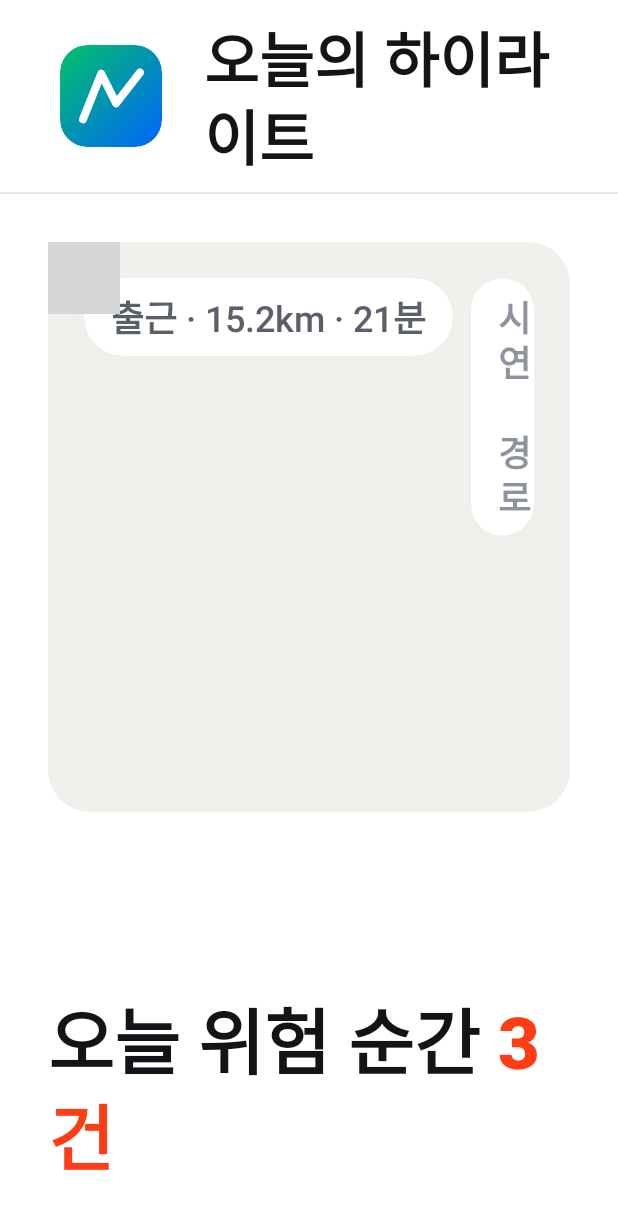
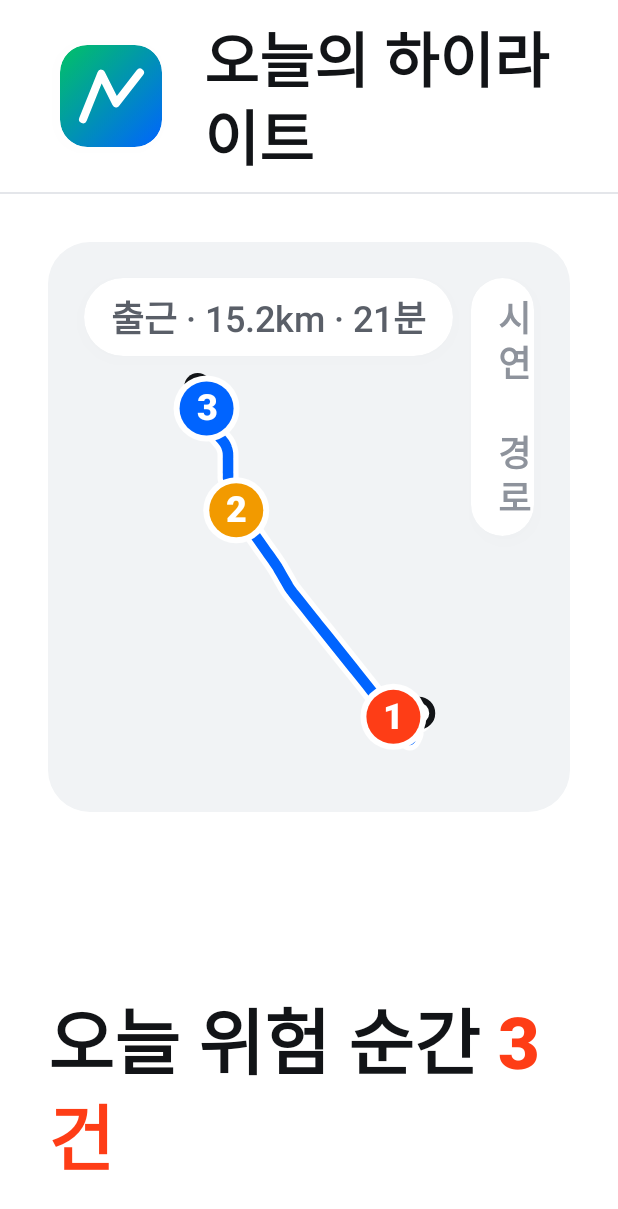
Before and after one commit to myroad-lab/myroad-coach-pleos, an Android app built with Jetpack Compose: the screen it shows after launch (MainActivity), on a phone screen of 412 x 824 dp. Shown: the top 1209 px of the screen. Run offline under Robolectric (Android 15) with nearby library versions, the phone set to English and light mode, and no system bars; libraries missing offline, so code that uses them is left out: ai.pleos.playground, android.speech.tts; 19 statements that could not run were skipped; grey boxes are pictures that could not be loaded.

Commit message:
Draw highlight route from coordinates without an internet map
Remove the MapLibre map and internet permission. Draw the highlight
route offline from recorded coordinates so it keeps the real road
shape, snap each risk marker onto the route line, drop the decorative
blocks, and place markers evenly along a default curve when a trip has
no location data.

Co-Authored-By: Claude Opus 5.5 <noreply@anthropic.com>
Claude-Session: https://claude.ai/code/session_013EYtKXvMT8UcWWo7ybVvYk

```diff
--- a/app/build.gradle.kts
+++ b/app/build.gradle.kts
@@ -60,9 +60,6 @@ dependencies {
     implementation("androidx.lifecycle:lifecycle-viewmodel-compose:2.8.6")
     implementation("org.jetbrains.kotlinx:kotlinx-coroutines-android:1.8.1")
 
-    // 하이라이트 지도: MapLibre (오픈소스) + OpenFreeMap 지도 타일 (API 키 불필요)
-    implementation("org.maplibre.gl:android-sdk:11.8.8")
-
     // 판단 로직(CoachEngine) 단위 테스트: ./gradlew test
     testImplementation("org.jetbrains.kotlin:kotlin-test-junit:2.0.21")
     testImplementation("org.jetbrains.kotlinx:kotlinx-coroutines-test:1.8.1")
--- a/app/src/main/AndroidManifest.xml
+++ b/app/src/main/AndroidManifest.xml
@@ -12,9 +12,6 @@
     <uses-permission android:name="pleos.car.permission.CAR_LIGHTS" />
     <!-- NaviHelper SDK: TBT / 주의 구간 / 단속 카메라 정보 -->
     <uses-permission android:name="pleos.car.permission.NAVI_ROUTE" />
-    <!-- 하이라이트 지도 타일(OpenStreetMap 기반 OpenFreeMap) 불러오기 -->
-    <uses-permission android:name="android.permission.INTERNET" />
-    <uses-permission android:name="android.permission.ACCESS_NETWORK_STATE" />
     <!-- FusedLocation SDK -->
     <uses-permission android:name="pleos.car.permission.FUSED_LOCATION" />
     <!-- TextToSpeech SDK -->
--- /dev/null
+++ b/app/src/main/java/com/myroad/coach/ui/RouteSketch.kt
@@ -0,0 +1,210 @@
+package com.myroad.coach.ui
+
+import androidx.compose.foundation.Canvas
+import androidx.compose.foundation.background
+import androidx.compose.foundation.layout.Arrangement
+import androidx.compose.foundation.layout.Box
+import androidx.compose.foundation.layout.BoxWithConstraints
+import androidx.compose.foundation.layout.Row
+import androidx.compose.foundation.layout.fillMaxSize
+import androidx.compose.foundation.layout.offset
+import androidx.compose.foundation.layout.padding
+import androidx.compose.foundation.layout.size
+import androidx.compose.foundation.shape.RoundedCornerShape
+import androidx.compose.material3.Text
+import androidx.compose.runtime.Composable
+import androidx.compose.ui.Alignment
+import androidx.compose.ui.Modifier
+import androidx.compose.ui.draw.clip
+import androidx.compose.ui.geometry.Offset
+import androidx.compose.ui.graphics.Color
+import androidx.compose.ui.graphics.Path
+import androidx.compose.ui.graphics.PathMeasure
+import androidx.compose.ui.graphics.StrokeCap
+import androidx.compose.ui.graphics.StrokeJoin
+import androidx.compose.ui.graphics.drawscope.Stroke
+import androidx.compose.ui.platform.LocalDensity
+import androidx.compose.ui.text.font.FontWeight
+import androidx.compose.ui.unit.IntOffset
+import androidx.compose.ui.unit.dp
+import com.myroad.coach.data.GeoPoint
+import com.myroad.coach.data.Judgement
+import com.myroad.coach.data.MomentKind
+import com.myroad.coach.data.RiskMoment
+import com.myroad.coach.engine.CoachUiState
+import kotlin.math.cos
+import kotlin.math.roundToInt
+
+/**
+ * 하이라이트 경로 그림.
+ * 기록된 위치 좌표가 있으면 실제 도로 모양 그대로(인터넷 없이 좌표만으로) 그리고,
+ * 위험 지점도 같은 좌표로 찍어 항상 경로 선 위에 놓이게 합니다.
+ * 좌표가 없으면 기본 곡선을 쓰고, 위험 지점을 선을 따라 일정한 간격으로 배치합니다.
+ */
+@Composable
+fun TripMapCard(state: CoachUiState, modifier: Modifier) {
+    val hasRoute = state.route.size >= 2
+    Box(modifier.clip(CardShape).background(SKETCH_BG)) {
+        RouteSketch(state.route, state.moments, Modifier.fillMaxSize())
+        Row(Modifier.padding(24.dp), horizontalArrangement = Arrangement.spacedBy(12.dp)) {
+            val pill = RoundedCornerShape(999.dp)
+            Chip(state.tripSummary, bg = Color.White, modifier = with(PleosShadow) { Modifier.level1(pill) })
+            when {
+                !hasRoute -> Chip("경로 예시", bg = Color.White, fg = PleosColor.text3, modifier = with(PleosShadow) { Modifier.level1(pill) })
+                state.highlightIsSample -> Chip("시연 경로", bg = Color.White, fg = PleosColor.text3, modifier = with(PleosShadow) { Modifier.level1(pill) })
+            }
+            if (state.moments.any { it.rainy }) {
+                Chip("우천", bg = Color.White, fg = PleosColor.positive, modifier = with(PleosShadow) { Modifier.level1(pill) })
+            }
+        }
+    }
+}
+
+private val SKETCH_BG = Color(0xFFF1F3F5)
+private const val MARKER_RADIUS_DP = 18f
+
+private fun momentColor(m: RiskMoment): Color = when {
+    m.judgement == Judgement.EXCLUDED_BY_DRIVER -> PleosColor.text4
+    m.kind == MomentKind.HARD_BRAKE || m.kind == MomentKind.LATE_BRAKE -> PleosColor.negative
+    m.kind == MomentKind.NO_SIGNAL -> PleosColor.caution
+    m.kind == MomentKind.SPEEDING -> PleosColor.positive
+    else -> PleosColor.autonomous
+}
+
+/** 그림 안 픽셀 좌표로 변환된 경로와 위험 지점 */
+private class SketchLayout(val path: List<Offset>, val markers: List<Offset>)
+
+@Composable
+private fun RouteSketch(route: List<GeoPoint>, moments: List<RiskMoment>, modifier: Modifier) {
+    BoxWithConstraints(modifier) {
+        val density = LocalDensity.current
+        val w = constraints.maxWidth.toFloat()
+        val h = constraints.maxHeight.toFloat()
+        // 위쪽 칩 영역(약 90dp)과 가장자리 여백을 비우고 그림
+        val pad = with(density) { 48.dp.toPx() }
+        val top = with(density) { 96.dp.toPx() }
+        val layout = layoutSketch(route, moments, left = pad, top = top, right = w - pad, bottom = h - pad)
+
+        val casing = with(density) { 14.dp.toPx() }
+        val line = with(density) { 7.dp.toPx() }
+        val endR = with(density) { 9.dp.toPx() }
+        val markerR = with(density) { MARKER_RADIUS_DP.dp.toPx() }
+        val ring = with(density) { 4.dp.toPx() }
+
+        Canvas(Modifier.fillMaxSize()) {
+            if (layout.path.size >= 2) {
+                val p = Path()
+                p.moveTo(layout.path.first().x, layout.path.first().y)
+                layout.path.drop(1).forEach { p.lineTo(it.x, it.y) }
+                drawPath(p, Color.White, style = Stroke(width = casing, cap = StrokeCap.Round, join = StrokeJoin.Round))
+                drawPath(p, PleosColor.positive, style = Stroke(width = line, cap = StrokeCap.Round, join = StrokeJoin.Round))
+                // 출발(흰 원) · 도착(검은 원)
+                drawCircle(Color.White, endR, layout.path.first())
+                drawCircle(PleosColor.text1, endR, layout.path.first(), style = Stroke(ring))
+                drawCircle(PleosColor.text1, endR, layout.path.last())
+            }
+            layout.markers.forEachIndexed { i, c ->
+                drawCircle(Color.White, markerR + ring, c)
+                drawCircle(momentColor(moments[i]), markerR, c)
+            }
+        }
+        // 번호 (원 중앙)
+        val box = with(density) { (MARKER_RADIUS_DP * 2).dp.toPx() }
+        layout.markers.forEachIndexed { i, c ->
+            Box(
+                Modifier
+                    .offset { IntOffset((c.x - box / 2).roundToInt(), (c.y - box / 2).roundToInt()) }
+                    .size((MARKER_RADIUS_DP * 2).dp),
+                contentAlignment = Alignment.Center,
+            ) {
+                Text("${i + 1}", style = PleosType.label.copy(color = Color.White, fontWeight = FontWeight.ExtraBold))
+            }
+        }
+    }
+}
+
+private fun layoutSketch(
+    route: List<GeoPoint>,
+    moments: List<RiskMoment>,
+    left: Float, top: Float, right: Float, bottom: Float,
+): SketchLayout {
+    val boxW = (right - left).coerceAtLeast(1f)
+    val boxH = (bottom - top).coerceAtLeast(1f)
+
+    if (route.size >= 2) {
+        // 위경도 → 평면 (경도는 위도에 따라 줄여서 실제 모양 유지), 비율을 지키며 상자에 맞춤
+        val all = route + moments.mapNotNull { m -> m.lat?.let { lat -> m.lng?.let { GeoPoint(lat, it) } } }
+        val midLat = Math.toRadians(all.map { it.lat }.average())
+        val k = cos(midLat)
+        val xs = all.map { it.lng * k }
+        val ys = all.map { it.lat }
+        val minX = xs.min(); val maxX = xs.max(); val minY = ys.min(); val maxY = ys.max()
+        val spanX = (maxX - minX).coerceAtLeast(1e-9)
+        val spanY = (maxY - minY).coerceAtLeast(1e-9)
+        val scale = minOf(boxW / spanX, boxH / spanY)
+        val offX = left + (boxW - spanX * scale) / 2
+        val offY = top + (boxH - spanY * scale) / 2
+        fun project(p: GeoPoint) = Offset(
+            (offX + (p.lng * k - minX) * scale).toFloat(),
+            (offY + (maxY - p.lat) * scale).toFloat(), // 북쪽이 위
+        )
+        val path = route.map(::project)
+        val markers = moments.mapIndexed { i, m ->
+            val lat = m.lat
+            val lng = m.lng
+            if (lat != null && lng != null) {
+                // 좌표가 있으면 경로 위 가장 가까운 점에 붙여 선 위에 정확히 놓이게 함
+                snapToPath(project(GeoPoint(lat, lng)), path)
+            } else {
+                pointAlong(path, (i + 1f) / (moments.size + 1f))
+            }
+        }
+        return SketchLayout(path, markers)
+    }
+
+    // 좌표가 없을 때: 왼쪽 아래 → 오른쪽 위로 이어지는 기본 곡선
+    val curve = Path().apply {
+        moveTo(left + boxW * 0.12f, top + boxH * 0.95f)
+        cubicTo(left + boxW * 0.20f, top + boxH * 0.70f, left + boxW * 0.30f, top + boxH * 0.62f, left + boxW * 0.45f, top + boxH * 0.52f)
+        cubicTo(left + boxW * 0.62f, top + boxH * 0.40f, left + boxW * 0.72f, top + boxH * 0.30f, left + boxW * 0.88f, top + boxH * 0.05f)
+    }
+    val measure = PathMeasure().apply { setPath(curve, false) }
+    val len = measure.length
+    val samples = (0..60).map { measure.getPosition(len * it / 60f) }
+    val markers = moments.indices.map { i -> measure.getPosition(len * (i + 1f) / (moments.size + 1f)) }
+    return SketchLayout(samples, markers)
+}
+
+/** 경로 선분들 중 가장 가까운 위치로 점을 옮김 */
+private fun snapToPath(p: Offset, path: List<Offset>): Offset {
+    var best = path.first()
+    var bestD = Float.MAX_VALUE
+    for (i in 0 until path.size - 1) {
+        val a = path[i]
+        val b = path[i + 1]
+        val ab = b - a
+        val len2 = ab.x * ab.x + ab.y * ab.y
+        val t = if (len2 == 0f) 0f else (((p - a).x * ab.x + (p - a).y * ab.y) / len2).coerceIn(0f, 1f)
+        val q = Offset(a.x + ab.x * t, a.y + ab.y * t)
+        val d = (q - p).getDistanceSquared()
+        if (d < bestD) {
+            bestD = d
+            best = q
+        }
+    }
+    return best
+}
+
+/** 경로 전체 길이 중 [fraction] 위치의 점 */
+private fun pointAlong(path: List<Offset>, fraction: Float): Offset {
+    val segs = (0 until path.size - 1).map { (path[it + 1] - path[it]).getDistance() }
+    var remain = segs.sum() * fraction.coerceIn(0f, 1f)
+    for (i in segs.indices) {
+        if (remain <= segs[i] || i == segs.lastIndex) {
+            val t = if (segs[i] == 0f) 0f else (remain / segs[i]).coerceIn(0f, 1f)
+            return path[i] + (path[i + 1] - path[i]) * t
+        }
+        remain -= segs[i]
+    }
+    return path.last()
+}
--- a/app/src/main/java/com/myroad/coach/ui/Screens.kt
+++ b/app/src/main/java/com/myroad/coach/ui/Screens.kt
@@ -158,82 +158,6 @@ private fun momentColor(kind: MomentKind) = when (kind) {
     MomentKind.NO_SIGNAL -> PleosColor.caution
     MomentKind.SPEEDING -> PleosColor.positive
     MomentKind.SHARP_STEER -> PleosColor.autonomous
-}
-
-@Composable
-private fun TripMapCard(state: CoachUiState, modifier: Modifier) {
-    val hasLocation = state.route.size >= 2 || state.moments.any { it.lat != null }
-    var mapFailed by remember { mutableStateOf(false) }
-    val useRealMap = hasLocation && !mapFailed
-    Box(modifier.clip(CardShape).background(Color(0xFFEEF1EC))) {
-        if (useRealMap) {
-            RealTripMap(
-                route = state.route,
-                moments = state.moments,
-                modifier = Modifier.fillMaxSize(),
-                onLoadFailed = { mapFailed = true },
-            )
-        } else {
-            SchematicMap(state.moments, Modifier.fillMaxSize())
-        }
-        Row(Modifier.padding(24.dp), horizontalArrangement = Arrangement.spacedBy(12.dp)) {
-            val pill = RoundedCornerShape(999.dp)
-            Chip(state.tripSummary, bg = Color.White, modifier = with(PleosShadow) { Modifier.level1(pill) })
-            when {
-                !useRealMap -> Chip("경로 예시", bg = Color.White, fg = PleosColor.text3, modifier = with(PleosShadow) { Modifier.level1(pill) })
-                state.highlightIsSample -> Chip("시연 경로", bg = Color.White, fg = PleosColor.text3, modifier = with(PleosShadow) { Modifier.level1(pill) })
-            }
-            if (state.moments.any { it.rainy }) {
-                Chip("우천", bg = Color.White, fg = PleosColor.positive, modifier = with(PleosShadow) { Modifier.level1(pill) })
-            }
-        }
-    }
-}
-
-/** 위치 정보가 없거나 지도를 불러오지 못할 때 쓰는 도식 지도 */
-@Composable
-private fun SchematicMap(moments: List<RiskMoment>, modifier: Modifier) {
-    Box(modifier.clip(CardShape).background(Color(0xFFEEF1EC))) {
-        Canvas(Modifier.fillMaxSize()) {
-            val w = size.width
-            val h = size.height
-            // 블록
-            val block = Color(0xFFE1E7DC)
-            drawRoundRect(block, Offset(w * 0.06f, h * 0.12f), androidx.compose.ui.geometry.Size(w * 0.3f, h * 0.14f), androidx.compose.ui.geometry.CornerRadius(12f))
-            drawRoundRect(block, Offset(w * 0.64f, h * 0.42f), androidx.compose.ui.geometry.Size(w * 0.28f, h * 0.18f), androidx.compose.ui.geometry.CornerRadius(12f))
-            drawRoundRect(block, Offset(w * 0.09f, h * 0.64f), androidx.compose.ui.geometry.Size(w * 0.32f, h * 0.15f), androidx.compose.ui.geometry.CornerRadius(12f))
-            // 경로
-            val route = Path().apply {
-                moveTo(w * 0.16f, h * 0.90f)
-                cubicTo(w * 0.24f, h * 0.76f, w * 0.30f, h * 0.70f, w * 0.40f, h * 0.62f)
-                cubicTo(w * 0.52f, h * 0.52f, w * 0.60f, h * 0.48f, w * 0.65f, h * 0.40f)
-                cubicTo(w * 0.72f, h * 0.28f, w * 0.80f, h * 0.20f, w * 0.85f, h * 0.10f)
-            }
-            drawPath(route, Color.White, style = Stroke(width = 44f, cap = StrokeCap.Round, join = StrokeJoin.Round))
-            drawPath(route, PleosColor.positive, style = Stroke(width = 14f, cap = StrokeCap.Round, join = StrokeJoin.Round))
-            drawCircle(Color.White, 16f, Offset(w * 0.16f, h * 0.90f))
-            drawCircle(PleosColor.text1, 16f, Offset(w * 0.16f, h * 0.90f), style = Stroke(6f))
-            drawCircle(PleosColor.text1, 16f, Offset(w * 0.85f, h * 0.10f))
-            moments.forEach { m ->
-                val c = if (m.judgement == Judgement.EXCLUDED_BY_DRIVER) PleosColor.text4 else momentColor(m.kind)
-                drawCircle(Color.White, 38f, Offset(w * m.mapX, h * m.mapY))
-                drawCircle(c, 32f, Offset(w * m.mapX, h * m.mapY))
-            }
-        }
-        // 번호
-        BoxWithConstraints(Modifier.fillMaxSize()) {
-            moments.forEachIndexed { i, m ->
-                Box(
-                    Modifier
-                        .padding(start = maxWidth * m.mapX - 13.dp, top = maxHeight * m.mapY - 17.dp)
-                        .size(26.dp, 34.dp),
-                    contentAlignment = Alignment.Center,
-                ) {
-                    Text("${i + 1}", style = PleosType.label.copy(color = Color.White, fontWeight = FontWeight.ExtraBold))
-                }
-            }
-        }
-    }
 }
 
 @Composable
--- a/app/src/main/java/com/myroad/coach/ui/TripMapView.kt
+++ /dev/null
@@ -1,240 +0,0 @@
-package com.myroad.coach.ui
-
-import android.content.Context
-import androidx.compose.runtime.Composable
-import androidx.compose.runtime.DisposableEffect
-import androidx.compose.runtime.remember
-import androidx.compose.ui.Modifier
-import androidx.compose.ui.platform.LocalContext
-import androidx.compose.ui.platform.LocalLifecycleOwner
-import androidx.compose.ui.viewinterop.AndroidView
-import androidx.lifecycle.Lifecycle
-import androidx.lifecycle.LifecycleEventObserver
-import com.myroad.coach.data.GeoPoint
-import com.myroad.coach.data.Judgement
-import com.myroad.coach.data.MomentKind
-import com.myroad.coach.data.RiskMoment
-import org.json.JSONArray
-import org.json.JSONObject
-import org.maplibre.android.MapLibre
-import org.maplibre.android.camera.CameraUpdateFactory
-import org.maplibre.android.geometry.LatLng
-import org.maplibre.android.geometry.LatLngBounds
-import org.maplibre.android.maps.MapLibreMap
-import org.maplibre.android.maps.MapLibreMapOptions
-import org.maplibre.android.maps.MapView
-import org.maplibre.android.maps.Style
-import org.maplibre.android.style.expressions.Expression
-import org.maplibre.android.style.layers.CircleLayer
-import org.maplibre.android.style.layers.LineLayer
-import org.maplibre.android.style.layers.Property
-import org.maplibre.android.style.layers.PropertyFactory
-import org.maplibre.android.style.layers.SymbolLayer
-import org.maplibre.android.style.sources.GeoJsonSource
-
-/**
- * 실제 지도 (MapLibre + OpenFreeMap 'positron' 밝은 회색 스타일, OpenStreetMap 데이터).
- * 경로는 Pleos informative_positive 파란색, 위험 지점은 하이라이트 목록과 같은 색·번호로 표시합니다.
- * 지도 타일을 불러오지 못하면 [onLoadFailed]가 호출되어 기존 도식 지도로 대체됩니다.
- */
-@Composable
-fun RealTripMap(
-    route: List<GeoPoint>,
-    moments: List<RiskMoment>,
-    modifier: Modifier = Modifier,
-    onLoadFailed: () -> Unit = {},
-) {
-    val context = LocalContext.current
-    val lifecycle = LocalLifecycleOwner.current.lifecycle
-    val holder = remember { MapHolder() }
-    val mapView = remember { createMapView(context, holder, onLoadFailed) }
-
-    // MapView 생명주기를 화면 생명주기에 맞춤
-    DisposableEffect(lifecycle, mapView) {
-        val observer = LifecycleEventObserver { _, event ->
-            when (event) {
-                Lifecycle.Event.ON_START -> mapView.onStart()
-                Lifecycle.Event.ON_RESUME -> mapView.onResume()
-                Lifecycle.Event.ON_PAUSE -> mapView.onPause()
-                Lifecycle.Event.ON_STOP -> mapView.onStop()
-                else -> Unit
-            }
-        }
-        lifecycle.addObserver(observer)
-        if (lifecycle.currentState.isAtLeast(Lifecycle.State.STARTED)) mapView.onStart()
-        if (lifecycle.currentState.isAtLeast(Lifecycle.State.RESUMED)) mapView.onResume()
-        onDispose {
-            lifecycle.removeObserver(observer)
-            mapView.onPause()
-            mapView.onStop()
-            mapView.onDestroy()
-        }
-    }
-
-    AndroidView(
-        factory = { mapView },
-        modifier = modifier,
-        update = { holder.show(route, moments) },
-    )
-}
-
-private const val STYLE_URL = "https://tiles.openfreemap.org/styles/positron"
-private const val SRC_ROUTE = "myroad-route"
-private const val SRC_ENDS = "myroad-ends"
-private const val SRC_MOMENTS = "myroad-moments"
-
-/** 지도·스타일이 준비되기 전에 들어온 데이터를 보관했다가 준비되면 그립니다. */
-private class MapHolder {
-    var map: MapLibreMap? = null
-    var style: Style? = null
-    private var pendingRoute: List<GeoPoint> = emptyList()
-    private var pendingMoments: List<RiskMoment> = emptyList()
-    private var shownKey: Int? = null
-
-    fun show(route: List<GeoPoint>, moments: List<RiskMoment>) {
-        pendingRoute = route
-        pendingMoments = moments
-        render()
-    }
-
-    fun render() {
-        val st = style ?: return
-        val m = map ?: return
-        val key = pendingRoute.hashCode() * 31 + pendingMoments.hashCode()
-        if (key == shownKey) return
-        shownKey = key
-
-        st.getSourceAs<GeoJsonSource>(SRC_ROUTE)?.setGeoJson(routeGeoJson(pendingRoute))
-        st.getSourceAs<GeoJsonSource>(SRC_ENDS)?.setGeoJson(endsGeoJson(pendingRoute))
-        st.getSourceAs<GeoJsonSource>(SRC_MOMENTS)?.setGeoJson(momentsGeoJson(pendingMoments))
-
-        // 경로와 위험 지점이 모두 보이도록 화면 맞춤
-        val all = pendingRoute.map { LatLng(it.lat, it.lng) } +
-            pendingMoments.mapNotNull { mo -> mo.lat?.let { LatLng(it, mo.lng ?: return@mapNotNull null) } }
-        if (all.size >= 2) {
-            val bounds = LatLngBounds.Builder().includes(all).build()
-            m.moveCamera(CameraUpdateFactory.newLatLngBounds(bounds, 120))
-        } else if (all.size == 1) {
-            m.moveCamera(CameraUpdateFactory.newLatLngZoom(all.first(), 14.0))
-        }
-    }
-}
-
-private fun createMapView(context: Context, holder: MapHolder, onLoadFailed: () -> Unit): MapView {
-    MapLibre.getInstance(context)
-    val options = MapLibreMapOptions.createFromAttributes(context)
-        .textureMode(true) // 둥근 모서리 카드 안에서 잘리도록 TextureView 사용
-        .logoEnabled(false)
-        .compassEnabled(false)
-        .attributionEnabled(true) // OpenStreetMap / OpenFreeMap 출처 표시 (필수)
-    val view = MapView(context, options)
-    view.onCreate(null)
-    view.addOnDidFailLoadingMapListener { onLoadFailed() }
-    view.getMapAsync { map ->
-        holder.map = map
-        map.uiSettings.isRotateGesturesEnabled = false
-        map.uiSettings.isTiltGesturesEnabled = false
-        map.setStyle(Style.Builder().fromUri(STYLE_URL)) { style ->
-            addLayers(style)
-            holder.style = style
-            holder.render()
-        }
-    }
-    return view
-}
-
-private fun addLayers(style: Style) {
-    val empty = """{"type":"FeatureCollection","features":[]}"""
-    style.addSource(GeoJsonSource(SRC_ROUTE, empty))
-    style.addSource(GeoJsonSource(SRC_ENDS, empty))
-    style.addSource(GeoJsonSource(SRC_MOMENTS, empty))
-
-    // 경로: 흰 테두리 + Pleos 파란 선
-    style.addLayer(
-        LineLayer("myroad-route-casing", SRC_ROUTE).withProperties(
-            PropertyFactory.lineColor("#FFFFFF"),
-            PropertyFactory.lineWidth(11f),
-            PropertyFactory.lineCap(Property.LINE_CAP_ROUND),
-            PropertyFactory.lineJoin(Property.LINE_JOIN_ROUND),
-        ),
-    )
-    style.addLayer(
-        LineLayer("myroad-route-line", SRC_ROUTE).withProperties(
-            PropertyFactory.lineColor("#0064FF"),
-            PropertyFactory.lineWidth(6f),
-            PropertyFactory.lineCap(Property.LINE_CAP_ROUND),
-            PropertyFactory.lineJoin(Property.LINE_JOIN_ROUND),
-        ),
-    )
-    // 출발(흰 원) · 도착(검은 원)
-    style.addLayer(
-        CircleLayer("myroad-ends", SRC_ENDS).withProperties(
-            PropertyFactory.circleRadius(9f),
-            PropertyFactory.circleColor(Expression.get("fill")),
-            PropertyFactory.circleStrokeColor("#121417"),
-            PropertyFactory.circleStrokeWidth(4f),
-        ),
-    )
-    // 위험 지점: 색 원 + 번호
-    style.addLayer(
-        CircleLayer("myroad-moments-circle", SRC_MOMENTS).withProperties(
-            PropertyFactory.circleRadius(17f),
-            PropertyFactory.circleColor(Expression.get("color")),
-            PropertyFactory.circleStrokeColor("#FFFFFF"),
-            PropertyFactory.circleStrokeWidth(4f),
-        ),
-    )
-    style.addLayer(
-        SymbolLayer("myroad-moments-label", SRC_MOMENTS).withProperties(
-            PropertyFactory.textField(Expression.get("label")),
-            PropertyFactory.textFont(arrayOf("Noto Sans Bold")),
-            PropertyFactory.textSize(16f),
-            PropertyFactory.textColor("#FFFFFF"),
-            PropertyFactory.textAllowOverlap(true),
-            PropertyFactory.textIgnorePlacement(true),
-        ),
-    )
-}
-
-private fun routeGeoJson(route: List<GeoPoint>): String {
-    val features = JSONArray()
-    if (route.size >= 2) {
-        val coords = JSONArray()
-        route.forEach { coords.put(JSONArray().put(it.lng).put(it.lat)) }
-        features.put(feature(JSONObject().put("type", "LineString").put("coordinates", coords), JSONObject()))
-    }
-    return collection(features)
-}
-
-private fun endsGeoJson(route: List<GeoPoint>): String {
-    val features = JSONArray()
-    route.firstOrNull()?.let { features.put(point(it.lat, it.lng, JSONObject().put("fill", "#FFFFFF"))) }
-    if (route.size >= 2) route.last().let { features.put(point(it.lat, it.lng, JSONObject().put("fill", "#121417"))) }
-    return collection(features)
-}
-
-private fun momentsGeoJson(moments: List<RiskMoment>): String {
-    val features = JSONArray()
-    moments.forEachIndexed { i, m ->
-        val lat = m.lat ?: return@forEachIndexed
-        val lng = m.lng ?: return@forEachIndexed
-        val color = when {
-            m.judgement == Judgement.EXCLUDED_BY_DRIVER -> "#B9BDC4"
-            m.kind == MomentKind.HARD_BRAKE || m.kind == MomentKind.LATE_BRAKE -> "#FE3D16"
-            m.kind == MomentKind.NO_SIGNAL -> "#F29A00"
-            m.kind == MomentKind.SPEEDING -> "#0064FF"
-            else -> "#5A46FA"
-        }
-        features.put(point(lat, lng, JSONObject().put("color", color).put("label", "${i + 1}")))
-    }
-    return collection(features)
-}
-
-private fun point(lat: Double, lng: Double, props: JSONObject) =
-    feature(JSONObject().put("type", "Point").put("coordinates", JSONArray().put(lng).put(lat)), props)
-
-private fun feature(geometry: JSONObject, props: JSONObject) =
-    JSONObject().put("type", "Feature").put("geometry", geometry).put("properties", props)
-
-private fun collection(features: JSONArray) =
-    JSONObject().put("type", "FeatureCollection").put("features", features).toString()
```
Also changed, not shown: 1 other file.
